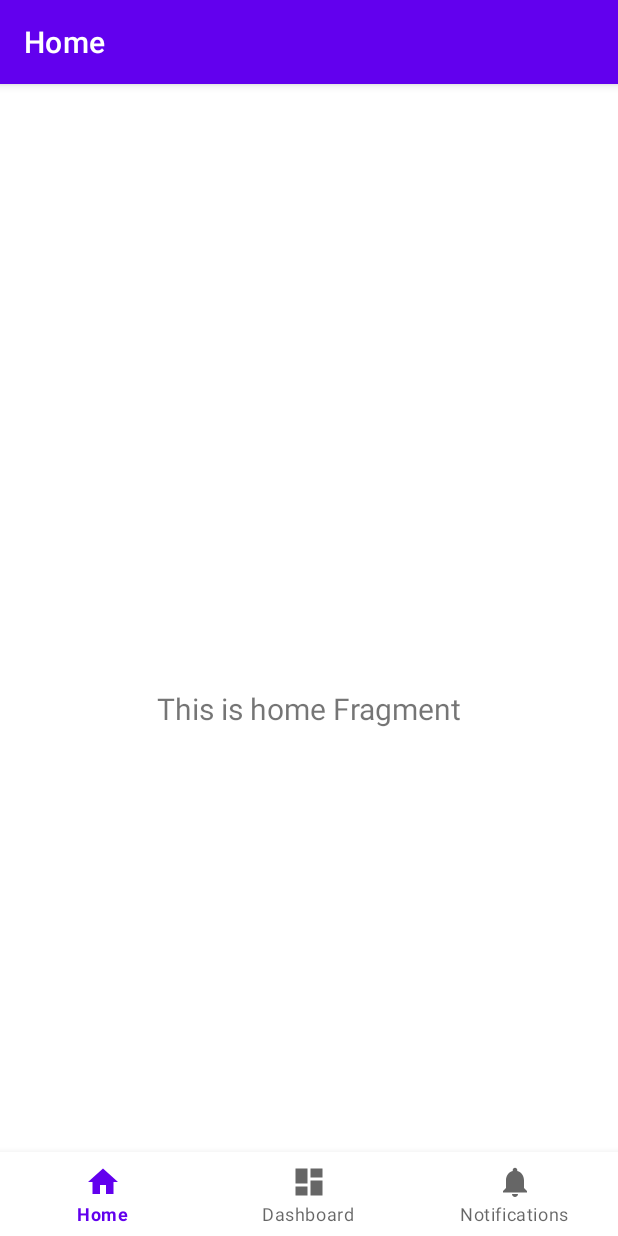
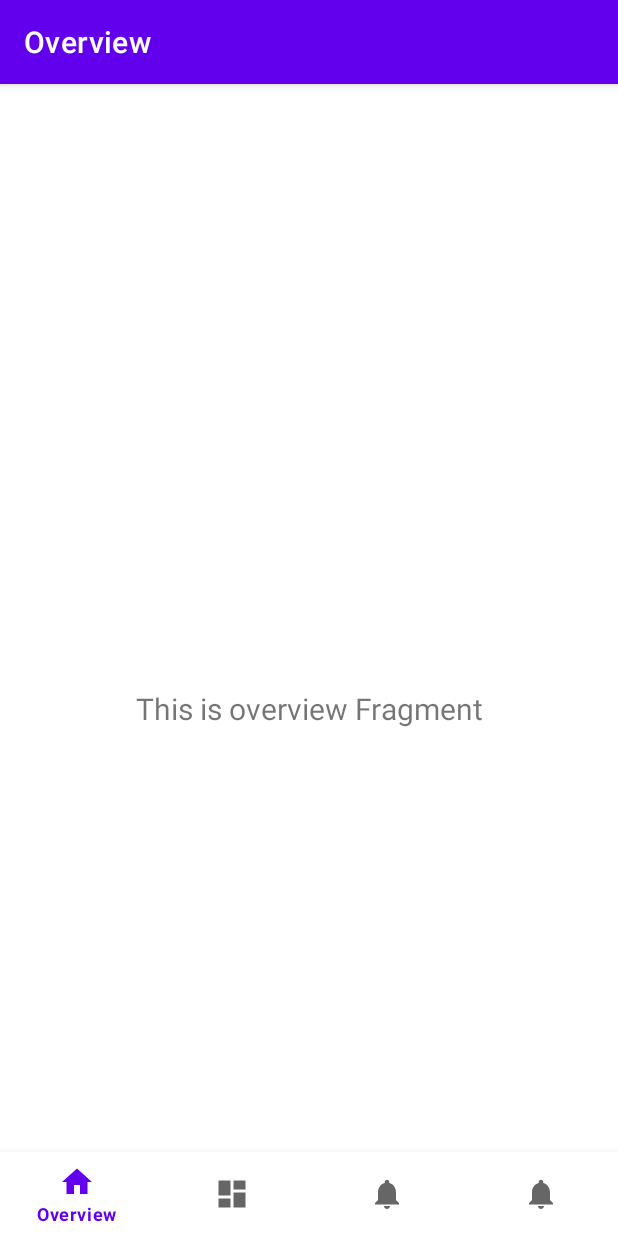
Before and after one commit to josephrockqz/ArtThief, an Android app: the screen it shows after launch (MainActivity), on a phone screen of 412 x 824 dp. Run offline under Robolectric (Android 15) with nearby library versions, the phone set to English and light mode, and no system bars; our stand-ins replace navigation-ui.

Commit message:
Refactor tabs

```diff
--- a/app/src/main/java/com/example/artthiefdemo/MainActivity.kt
+++ b/app/src/main/java/com/example/artthiefdemo/MainActivity.kt
@@ -26,7 +26,7 @@ class MainActivity : AppCompatActivity() {
         // menu should be considered as top level destinations.
         val appBarConfiguration = AppBarConfiguration(
             setOf(
-                R.id.navigation_home, R.id.navigation_dashboard, R.id.navigation_notifications
+                R.id.navigation_overview, R.id.navigation_rate, R.id.navigation_augmented, R.id.navigation_send
             )
         )
         setupActionBarWithNavController(navController, appBarConfiguration)
--- a/app/src/main/java/com/example/artthiefdemo/ui/home/HomeFragment.kt
+++ b/app/src/main/java/com/example/artthiefdemo/ui/augmented/AugmentedFragment.kt
@@ -1,4 +1,4 @@
-package com.example.artthiefdemo.ui.home
+package com.example.artthiefdemo.ui.augmented
 
 import android.os.Bundle
 import android.view.LayoutInflater
@@ -7,11 +7,11 @@ import android.view.ViewGroup
 import android.widget.TextView
 import androidx.fragment.app.Fragment
 import androidx.lifecycle.ViewModelProvider
-import com.example.artthiefdemo.databinding.FragmentHomeBinding
+import com.example.artthiefdemo.databinding.FragmentAugmentedBinding
 
-class HomeFragment : Fragment() {
+class AugmentedFragment : Fragment() {
 
-    private var _binding: FragmentHomeBinding? = null
+    private var _binding: FragmentAugmentedBinding? = null
 
     // This property is only valid between onCreateView and
     // onDestroyView.
@@ -22,14 +22,14 @@ class HomeFragment : Fragment() {
         container: ViewGroup?,
         savedInstanceState: Bundle?
     ): View {
-        val homeViewModel =
-            ViewModelProvider(this).get(HomeViewModel::class.java)
+        val augmentedViewModel =
+            ViewModelProvider(this).get(AugmentedViewModel::class.java)
 
-        _binding = FragmentHomeBinding.inflate(inflater, container, false)
+        _binding = FragmentAugmentedBinding.inflate(inflater, container, false)
         val root: View = binding.root
 
-        val textView: TextView = binding.textHome
-        homeViewModel.text.observe(viewLifecycleOwner) {
+        val textView: TextView = binding.textAugmented
+        augmentedViewModel.text.observe(viewLifecycleOwner) {
             textView.text = it
         }
         return root
--- a/app/src/main/java/com/example/artthiefdemo/ui/dashboard/DashboardFragment.kt
+++ b/app/src/main/java/com/example/artthiefdemo/ui/overview/OverviewFragment.kt
@@ -1,4 +1,4 @@
-package com.example.artthiefdemo.ui.dashboard
+package com.example.artthiefdemo.ui.overview
 
 import android.os.Bundle
 import android.view.LayoutInflater
@@ -7,11 +7,11 @@ import android.view.ViewGroup
 import android.widget.TextView
 import androidx.fragment.app.Fragment
 import androidx.lifecycle.ViewModelProvider
-import com.example.artthiefdemo.databinding.FragmentDashboardBinding
+import com.example.artthiefdemo.databinding.FragmentOverviewBinding
 
-class DashboardFragment : Fragment() {
+class OverviewFragment : Fragment() {
 
-    private var _binding: FragmentDashboardBinding? = null
+    private var _binding: FragmentOverviewBinding? = null
 
     // This property is only valid between onCreateView and
     // onDestroyView.
@@ -22,14 +22,14 @@ class DashboardFragment : Fragment() {
         container: ViewGroup?,
         savedInstanceState: Bundle?
     ): View {
-        val dashboardViewModel =
-            ViewModelProvider(this).get(DashboardViewModel::class.java)
+        val overviewViewModel =
+            ViewModelProvider(this).get(OverviewViewModel::class.java)
 
-        _binding = FragmentDashboardBinding.inflate(inflater, container, false)
+        _binding = FragmentOverviewBinding.inflate(inflater, container, false)
         val root: View = binding.root
 
-        val textView: TextView = binding.textDashboard
-        dashboardViewModel.text.observe(viewLifecycleOwner) {
+        val textView: TextView = binding.textOverview
+        overviewViewModel.text.observe(viewLifecycleOwner) {
             textView.text = it
         }
         return root
--- a/app/src/main/java/com/example/artthiefdemo/ui/home/HomeViewModel.kt
+++ b/app/src/main/java/com/example/artthiefdemo/ui/overview/OverviewViewModel.kt
@@ -1,13 +1,13 @@
-package com.example.artthiefdemo.ui.home
+package com.example.artthiefdemo.ui.overview
 
 import androidx.lifecycle.LiveData
 import androidx.lifecycle.MutableLiveData
 import androidx.lifecycle.ViewModel
 
-class HomeViewModel : ViewModel() {
+class OverviewViewModel : ViewModel() {
 
     private val _text = MutableLiveData<String>().apply {
-        value = "This is home Fragment"
+        value = "This is overview Fragment"
     }
     val text: LiveData<String> = _text
 }
--- a/app/src/main/java/com/example/artthiefdemo/ui/dashboard/DashboardViewModel.kt
+++ b/app/src/main/java/com/example/artthiefdemo/ui/rate/RateViewModel.kt
@@ -1,13 +1,13 @@
-package com.example.artthiefdemo.ui.dashboard
+package com.example.artthiefdemo.ui.rate
 
 import androidx.lifecycle.LiveData
 import androidx.lifecycle.MutableLiveData
 import androidx.lifecycle.ViewModel
 
-class DashboardViewModel : ViewModel() {
+class RateViewModel : ViewModel() {
 
     private val _text = MutableLiveData<String>().apply {
-        value = "This is dashboard Fragment"
+        value = "This is rate art Fragment"
     }
     val text: LiveData<String> = _text
 }
--- a/app/src/main/java/com/example/artthiefdemo/ui/notifications/NotificationsViewModel.kt
+++ b/app/src/main/java/com/example/artthiefdemo/ui/send/SendViewModel.kt
@@ -1,13 +1,13 @@
-package com.example.artthiefdemo.ui.notifications
+package com.example.artthiefdemo.ui.send
 
 import androidx.lifecycle.LiveData
 import androidx.lifecycle.MutableLiveData
 import androidx.lifecycle.ViewModel
 
-class NotificationsViewModel : ViewModel() {
+class SendViewModel : ViewModel() {
 
     private val _text = MutableLiveData<String>().apply {
-        value = "This is notifications Fragment"
+        value = "This is send list Fragment"
     }
     val text: LiveData<String> = _text
 }
--- a/app/src/main/res/layout/fragment_notifications.xml
+++ b/app/src/main/res/layout/fragment_augmented.xml
@@ -4,10 +4,10 @@
     xmlns:tools="http://schemas.android.com/tools"
     android:layout_width="match_parent"
     android:layout_height="match_parent"
-    tools:context=".ui.notifications.NotificationsFragment">
+    tools:context=".ui.augmented.AugmentedFragment">
 
     <TextView
-        android:id="@+id/text_notifications"
+        android:id="@+id/text_augmented"
         android:layout_width="match_parent"
         android:layout_height="wrap_content"
         android:layout_marginStart="8dp"
--- /dev/null
+++ b/app/src/main/res/layout/fragment_overview.xml
@@ -0,0 +1,22 @@
+<?xml version="1.0" encoding="utf-8"?>
+<androidx.constraintlayout.widget.ConstraintLayout xmlns:android="http://schemas.android.com/apk/res/android"
+    xmlns:app="http://schemas.android.com/apk/res-auto"
+    xmlns:tools="http://schemas.android.com/tools"
+    android:layout_width="match_parent"
+    android:layout_height="match_parent"
+    tools:context=".ui.overview.OverviewFragment">
+
+    <TextView
+        android:id="@+id/text_overview"
+        android:layout_width="match_parent"
+        android:layout_height="wrap_content"
+        android:layout_marginStart="8dp"
+        android:layout_marginTop="8dp"
+        android:layout_marginEnd="8dp"
+        android:textAlignment="center"
+        android:textSize="20sp"
+        app:layout_constraintBottom_toBottomOf="parent"
+        app:layout_constraintEnd_toEndOf="parent"
+        app:layout_constraintStart_toStartOf="parent"
+        app:layout_constraintTop_toTopOf="parent" />
+</androidx.constraintlayout.widget.ConstraintLayout>
--- a/app/src/main/res/layout/fragment_home.xml
+++ b/app/src/main/res/layout/fragment_rate.xml
@@ -4,10 +4,10 @@
     xmlns:tools="http://schemas.android.com/tools"
     android:layout_width="match_parent"
     android:layout_height="match_parent"
-    tools:context=".ui.home.HomeFragment">
+    tools:context=".ui.rate.RateFragment">
 
     <TextView
-        android:id="@+id/text_home"
+        android:id="@+id/text_rate"
         android:layout_width="match_parent"
         android:layout_height="wrap_content"
         android:layout_marginStart="8dp"
--- a/app/src/main/res/layout/fragment_dashboard.xml
+++ b/app/src/main/res/layout/fragment_send.xml
@@ -4,10 +4,10 @@
     xmlns:tools="http://schemas.android.com/tools"
     android:layout_width="match_parent"
     android:layout_height="match_parent"
-    tools:context=".ui.dashboard.DashboardFragment">
+    tools:context=".ui.send.SendFragment">
 
     <TextView
-        android:id="@+id/text_dashboard"
+        android:id="@+id/text_send"
         android:layout_width="match_parent"
         android:layout_height="wrap_content"
         android:layout_marginStart="8dp"
--- a/app/src/main/res/menu/bottom_nav_menu.xml
+++ b/app/src/main/res/menu/bottom_nav_menu.xml
@@ -2,18 +2,23 @@
 <menu xmlns:android="http://schemas.android.com/apk/res/android">
 
     <item
-        android:id="@+id/navigation_home"
+        android:id="@+id/navigation_overview"
         android:icon="@drawable/ic_home_black_24dp"
-        android:title="@string/title_home" />
+        android:title="@string/title_overview" />
 
     <item
-        android:id="@+id/navigation_dashboard"
+        android:id="@+id/navigation_rate"
         android:icon="@drawable/ic_dashboard_black_24dp"
-        android:title="@string/title_dashboard" />
+        android:title="@string/title_rate" />
 
     <item
-        android:id="@+id/navigation_notifications"
+        android:id="@+id/navigation_augmented"
         android:icon="@drawable/ic_notifications_black_24dp"
-        android:title="@string/title_notifications" />
+        android:title="@string/title_augmented" />
+
+    <item
+        android:id="@+id/navigation_send"
+        android:icon="@drawable/ic_notifications_black_24dp"
+        android:title="@string/title_send" />
 
 </menu>
--- a/app/src/main/res/navigation/mobile_navigation.xml
+++ b/app/src/main/res/navigation/mobile_navigation.xml
@@ -3,23 +3,29 @@
     xmlns:app="http://schemas.android.com/apk/res-auto"
     xmlns:tools="http://schemas.android.com/tools"
     android:id="@+id/mobile_navigation"
-    app:startDestination="@+id/navigation_home">
+    app:startDestination="@+id/navigation_overview">
 
     <fragment
-        android:id="@+id/navigation_home"
-        android:name="com.example.artthiefdemo.ui.home.HomeFragment"
-        android:label="@string/title_home"
-        tools:layout="@layout/fragment_home" />
+        android:id="@+id/navigation_overview"
+        android:name="com.example.artthiefdemo.ui.overview.OverviewFragment"
+        android:label="@string/title_overview"
+        tools:layout="@layout/fragment_overview" />
 
     <fragment
-        android:id="@+id/navigation_dashboard"
-        android:name="com.example.artthiefdemo.ui.dashboard.DashboardFragment"
-        android:label="@string/title_dashboard"
-        tools:layout="@layout/fragment_dashboard" />
+        android:id="@+id/navigation_rate"
+        android:name="com.example.artthiefdemo.ui.rate.RateFragment"
+        android:label="@string/title_rate"
+        tools:layout="@layout/fragment_rate" />
 
     <fragment
-        android:id="@+id/navigation_notifications"
-        android:name="com.example.artthiefdemo.ui.notifications.NotificationsFragment"
-        android:label="@string/title_notifications"
-        tools:layout="@layout/fragment_notifications" />
+        android:id="@+id/navigation_augmented"
+        android:name="com.example.artthiefdemo.ui.augmented.AugmentedFragment"
+        android:label="@string/title_augmented"
+        tools:layout="@layout/fragment_augmented" />
+
+    <fragment
+        android:id="@+id/navigation_send"
+        android:name="com.example.artthiefdemo.ui.send.SendFragment"
+        android:label="@string/title_send"
+        tools:layout="@layout/fragment_send" />
 </navigation>
--- a/app/src/main/res/values/strings.xml
+++ b/app/src/main/res/values/strings.xml
@@ -1,6 +1,7 @@
 <resources>
     <string name="app_name">ArtThiefDemo</string>
-    <string name="title_home">Home</string>
-    <string name="title_dashboard">Dashboard</string>
-    <string name="title_notifications">Notifications</string>
+    <string name="title_overview">Overview</string>
+    <string name="title_rate">Rate Art</string>
+    <string name="title_augmented">Augmented Reality</string>
+    <string name="title_send">Send List</string>
 </resources>
```
Also changed, not shown: app/src/main/java/com/example/artthiefdemo/ui/augmented/AugmentedViewModel.kt (added, +13 -0 lines), app/src/main/java/com/example/artthiefdemo/ui/rate/RateFragment.kt (added, +42 -0 lines), app/src/main/java/com/example/artthiefdemo/ui/send/SendFragment.kt (renamed from app/src/main/java/com/example/artthiefdemo/ui/notifications/NotificationsFragment.kt, +9 -9 lines).
